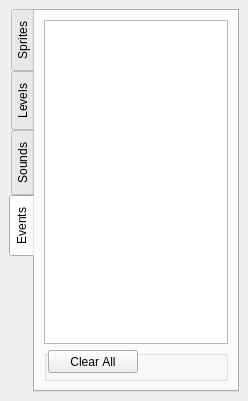
cfrankb/lgck-src, file src/lgck-builder/ToolBoxDock.ui: the form before one commit.
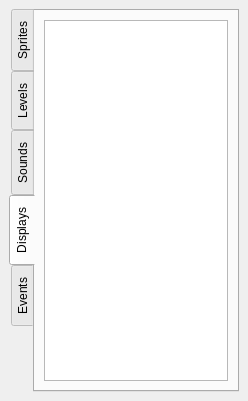
The form after the commit. Icons and pictures are not drawn. Custom widgets are drawn as their Qt base class.

Commit message: add displayConf to provide UI to mange overlays

Diff of the .ui file:
```diff
--- a/src/lgck-builder/ToolBoxDock.ui
+++ b/src/lgck-builder/ToolBoxDock.ui
@@ -396,6 +396,62 @@
         </item>
        </layout>
       </widget>
+      <widget class="QWidget" name="tabDisplays">
+       <property name="layoutDirection">
+        <enum>Qt::LeftToRight</enum>
+       </property>
+       <attribute name="title">
+        <string>Displays</string>
+       </attribute>
+       <layout class="QGridLayout" name="gridLayout_11">
+        <item row="0" column="0">
+         <widget class="QTreeWidget" name="treeDisplays">
+          <property name="toolTip">
+           <string>This is a list of all the levels contained in your game. 
+Double-click on the one you want to edit.</string>
+          </property>
+          <property name="layoutDirection">
+           <enum>Qt::LeftToRight</enum>
+          </property>
+          <property name="verticalScrollBarPolicy">
+           <enum>Qt::ScrollBarAsNeeded</enum>
+          </property>
+          <property name="horizontalScrollBarPolicy">
+           <enum>Qt::ScrollBarAlwaysOff</enum>
+          </property>
+          <property name="editTriggers">
+           <set>QAbstractItemView::NoEditTriggers</set>
+          </property>
+          <property name="tabKeyNavigation">
+           <bool>true</bool>
+          </property>
+          <property name="alternatingRowColors">
+           <bool>true</bool>
+          </property>
+          <property name="uniformRowHeights">
+           <bool>true</bool>
+          </property>
+          <property name="sortingEnabled">
+           <bool>false</bool>
+          </property>
+          <property name="headerHidden">
+           <bool>true</bool>
+          </property>
+          <attribute name="headerVisible">
+           <bool>false</bool>
+          </attribute>
+          <attribute name="headerDefaultSectionSize">
+           <number>150</number>
+          </attribute>
+          <column>
+           <property name="text">
+            <string notr="true">1</string>
+           </property>
+          </column>
+         </widget>
+        </item>
+       </layout>
+      </widget>
       <widget class="QWidget" name="tabEvents">
        <attribute name="title">
         <string>Events</string>
```
The commit also changes 19 other files.
